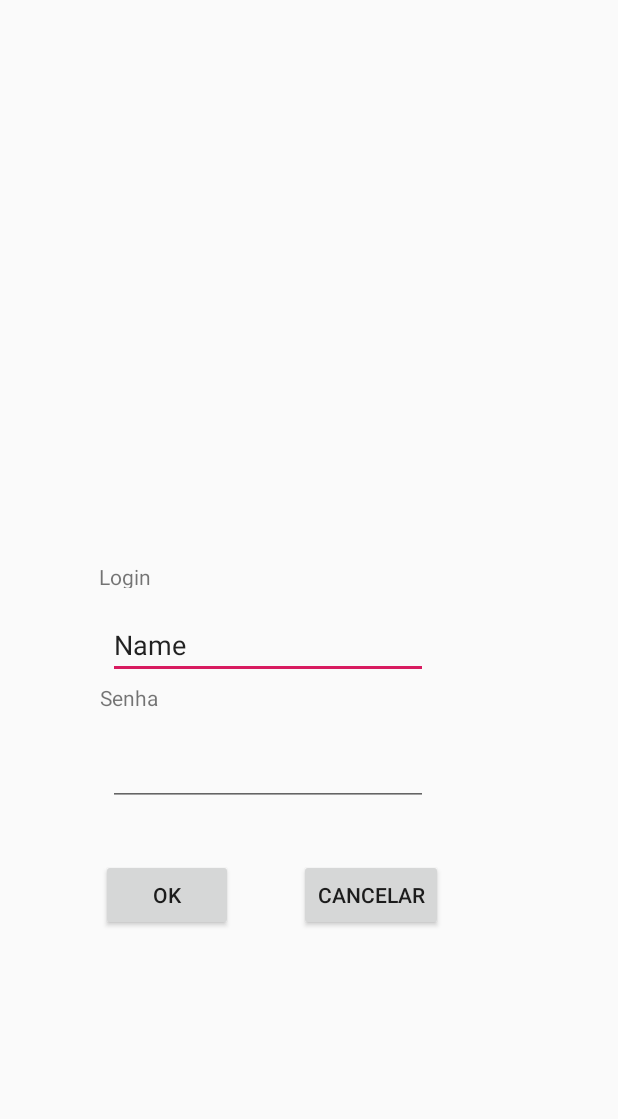
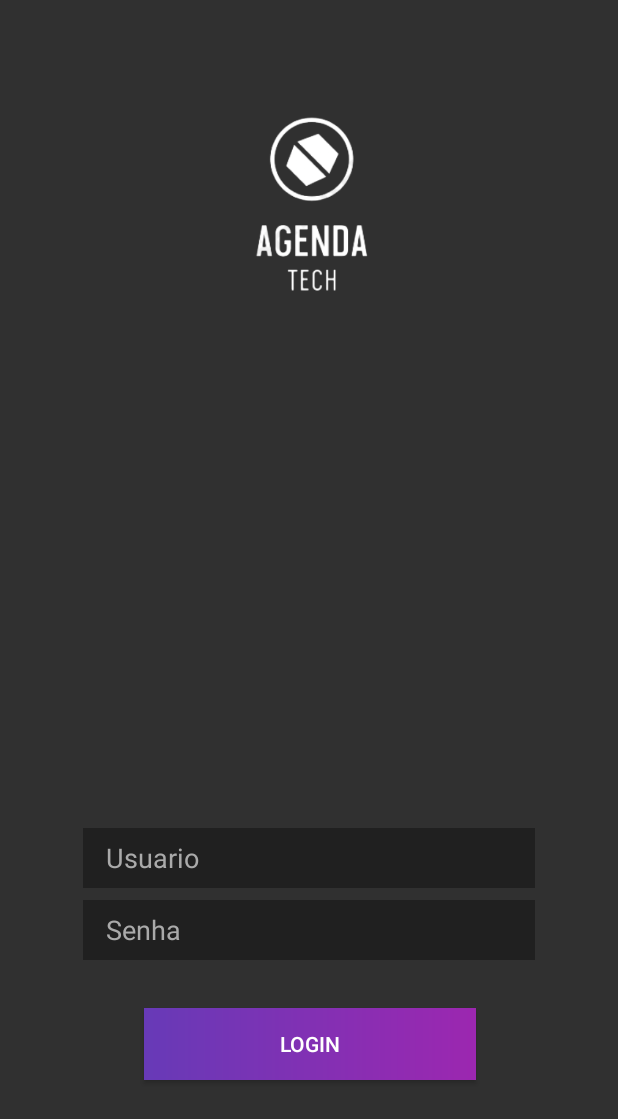
Before and after one commit to f4r0fA/ProjectDigTech, an Android app: the screen it shows after launch (TelaLogin), on a phone screen of 412 x 824 dp. Shown: the top 1119 px of the screen. Run offline under Robolectric (Android 15) with nearby library versions, the phone set to English and light mode, and no system bars.

Commit message:
Melhoramento de design

```diff
--- /dev/null
+++ b/app/src/main/res/drawable/gradient_1.xml
@@ -0,0 +1,7 @@
+<?xml version="1.0" encoding="utf-8"?>
+<shape xmlns:android="http://schemas.android.com/apk/res/android">
+    <gradient
+        android:startColor="#673AB7"
+        android:endColor="#9C27B0"
+        android:angle="0"/>
+</shape>
--- /dev/null
+++ b/app/src/main/res/drawable/ic_info_outline_24dp.xml
@@ -0,0 +1,9 @@
+<vector xmlns:android="http://schemas.android.com/apk/res/android"
+        android:width="24dp"
+        android:height="24dp"
+        android:viewportWidth="24.0"
+        android:viewportHeight="24.0">
+    <path
+        android:fillColor="#f5f5f5"
+        android:pathData="M11,17h2v-6h-2v6zM12,2C6.48,2 2,6.48 2,12s4.48,10 10,10 10,-4.48 10,-10S17.52,2 12,2zM12,20c-4.41,0 -8,-3.59 -8,-8s3.59,-8 8,-8 8,3.59 8,8 -3.59,8 -8,8zM11,9h2L13,7h-2v2z"/>
+</vector>
--- /dev/null
+++ b/app/src/main/res/drawable/ic_visibility_24dp.xml
@@ -0,0 +1,9 @@
+<vector xmlns:android="http://schemas.android.com/apk/res/android"
+        android:width="24dp"
+        android:height="24dp"
+        android:viewportWidth="24.0"
+        android:viewportHeight="24.0">
+    <path
+        android:fillColor="#FFffffff"
+        android:pathData="M12,4.5C7,4.5 2.73,7.61 1,12c1.73,4.39 6,7.5 11,7.5s9.27,-3.11 11,-7.5c-1.73,-4.39 -6,-7.5 -11,-7.5zM12,17c-2.76,0 -5,-2.24 -5,-5s2.24,-5 5,-5 5,2.24 5,5 -2.24,5 -5,5zM12,9c-1.66,0 -3,1.34 -3,3s1.34,3 3,3 3,-1.34 3,-3 -1.34,-3 -3,-3z"/>
+</vector>
--- a/app/src/main/res/layout/activity_tela_inicial.xml
+++ b/app/src/main/res/layout/activity_tela_inicial.xml
@@ -4,13 +4,13 @@
     xmlns:tools="http://schemas.android.com/tools"
     android:layout_width="match_parent"
     android:layout_height="match_parent"
-    android:background="#EEEEEE"
+    android:background="#303030"
     tools:context=".TelaInicial">
 
     <ImageView
         android:id="@+id/imageView"
         android:layout_width="296dp"
-        android:layout_height="151dp"
+        android:layout_height="213dp"
         android:layout_marginStart="8dp"
         android:layout_marginLeft="8dp"
         android:layout_marginTop="32dp"
@@ -31,6 +31,7 @@
         android:layout_marginRight="8dp"
         android:layout_marginBottom="4dp"
         android:text="Versão Prototype 0.0.0.0.01"
+        android:textColor="@android:color/background_light"
         app:layout_constraintBottom_toBottomOf="parent"
         app:layout_constraintEnd_toEndOf="parent"
         app:layout_constraintHorizontal_bias="0.578"
--- a/app/src/main/res/layout/activity_tela_login.xml
+++ b/app/src/main/res/layout/activity_tela_login.xml
@@ -4,116 +4,82 @@
     xmlns:tools="http://schemas.android.com/tools"
     android:layout_width="match_parent"
     android:layout_height="match_parent"
+    android:background="#303030"
     tools:context=".TelaLogin">
 
-    <EditText
-        android:id="@+id/editText"
-        android:layout_width="wrap_content"
-        android:layout_height="wrap_content"
+    <ImageView
+        android:id="@+id/imageView2"
+        android:layout_width="264dp"
+        android:layout_height="227dp"
         android:layout_marginStart="8dp"
         android:layout_marginLeft="8dp"
         android:layout_marginTop="8dp"
         android:layout_marginEnd="8dp"
         android:layout_marginRight="8dp"
         android:layout_marginBottom="8dp"
-        android:ems="10"
-        android:inputType="textPersonName"
-        android:text="Name"
         app:layout_constraintBottom_toBottomOf="parent"
         app:layout_constraintEnd_toEndOf="parent"
-        app:layout_constraintHorizontal_bias="0.352"
         app:layout_constraintStart_toStartOf="parent"
         app:layout_constraintTop_toTopOf="parent"
-        app:layout_constraintVertical_bias="0.524" />
+        app:layout_constraintVertical_bias="0.024"
+        app:srcCompat="@drawable/img1" />
+
+    <EditText
+        android:id="@+id/editText"
+        android:layout_width="301dp"
+        android:layout_height="40dp"
+        android:layout_marginStart="8dp"
+        android:layout_marginLeft="8dp"
+        android:layout_marginEnd="8dp"
+        android:layout_marginRight="8dp"
+        android:layout_marginBottom="184dp"
+        android:background="#55000000"
+        android:ems="10"
+        android:hint="Senha"
+        android:inputType="textPassword"
+        android:paddingLeft="15dp"
+        android:textColor="@android:color/background_light"
+        android:textColorHint="@android:color/darker_gray"
+        app:layout_constraintBottom_toBottomOf="parent"
+        app:layout_constraintEnd_toEndOf="parent"
+        app:layout_constraintHorizontal_bias="0.503"
+        app:layout_constraintStart_toStartOf="parent" />
 
     <EditText
         android:id="@+id/editText2"
-        android:layout_width="wrap_content"
+        android:layout_width="301dp"
+        android:layout_height="40dp"
+        android:layout_marginStart="8dp"
+        android:layout_marginLeft="8dp"
+        android:layout_marginEnd="8dp"
+        android:layout_marginRight="8dp"
+        android:layout_marginBottom="232dp"
+        android:background="#55000000"
+        android:ems="10"
+        android:hint="Usuario"
+        android:inputType="textPersonName"
+        android:paddingLeft="15dp"
+        android:textColor="@android:color/background_light"
+        android:textColorHint="@android:color/darker_gray"
+        app:layout_constraintBottom_toBottomOf="parent"
+        app:layout_constraintEnd_toEndOf="parent"
+        app:layout_constraintHorizontal_bias="0.503"
+        app:layout_constraintStart_toStartOf="parent" />
+
+    <Button
+        android:id="@+id/button"
+        android:layout_width="221dp"
         android:layout_height="wrap_content"
         android:layout_marginStart="8dp"
         android:layout_marginLeft="8dp"
-        android:layout_marginTop="8dp"
         android:layout_marginEnd="8dp"
         android:layout_marginRight="8dp"
-        android:layout_marginBottom="8dp"
-        android:ems="10"
-        android:inputType="textPassword"
+        android:layout_marginBottom="104dp"
+        android:background="@drawable/gradient_1"
+        android:text="LOGIN"
+        android:textColor="@android:color/background_light"
         app:layout_constraintBottom_toBottomOf="parent"
         app:layout_constraintEnd_toEndOf="parent"
-        app:layout_constraintHorizontal_bias="0.352"
-        app:layout_constraintStart_toStartOf="parent"
-        app:layout_constraintTop_toTopOf="parent"
-        app:layout_constraintVertical_bias="0.635" />
-
-    <TextView
-        android:id="@+id/textView2"
-        android:layout_width="wrap_content"
-        android:layout_height="17dp"
-        android:layout_marginStart="8dp"
-        android:layout_marginLeft="8dp"
-        android:layout_marginTop="8dp"
-        android:layout_marginEnd="8dp"
-        android:layout_marginRight="8dp"
-        android:layout_marginBottom="8dp"
-        android:text="Login"
-        app:layout_constraintBottom_toBottomOf="parent"
-        app:layout_constraintEnd_toEndOf="parent"
-        app:layout_constraintHorizontal_bias="0.161"
-        app:layout_constraintStart_toStartOf="parent"
-        app:layout_constraintTop_toTopOf="parent"
-        app:layout_constraintVertical_bias="0.464" />
-
-    <TextView
-        android:id="@+id/textView3"
-        android:layout_width="wrap_content"
-        android:layout_height="wrap_content"
-        android:layout_marginStart="8dp"
-        android:layout_marginLeft="8dp"
-        android:layout_marginTop="8dp"
-        android:layout_marginEnd="8dp"
-        android:layout_marginRight="8dp"
-        android:layout_marginBottom="8dp"
-        android:text="Senha"
-        app:layout_constraintBottom_toBottomOf="parent"
-        app:layout_constraintEnd_toEndOf="parent"
-        app:layout_constraintHorizontal_bias="0.164"
-        app:layout_constraintStart_toStartOf="parent"
-        app:layout_constraintTop_toTopOf="parent"
-        app:layout_constraintVertical_bias="0.567" />
-
-    <Button
-        android:id="@+id/button"
-        android:layout_width="wrap_content"
-        android:layout_height="wrap_content"
-        android:layout_marginStart="8dp"
-        android:layout_marginLeft="8dp"
-        android:layout_marginTop="8dp"
-        android:layout_marginEnd="8dp"
-        android:layout_marginRight="8dp"
-        android:layout_marginBottom="8dp"
-        android:text="OK"
-        app:layout_constraintBottom_toBottomOf="parent"
-        app:layout_constraintEnd_toEndOf="parent"
-        app:layout_constraintHorizontal_bias="0.192"
-        app:layout_constraintStart_toStartOf="parent"
-        app:layout_constraintTop_toTopOf="parent"
-        app:layout_constraintVertical_bias="0.743" />
-
-    <Button
-        android:id="@+id/button2"
-        android:layout_width="wrap_content"
-        android:layout_height="wrap_content"
-        android:layout_marginStart="8dp"
-        android:layout_marginLeft="8dp"
-        android:layout_marginTop="8dp"
-        android:layout_marginEnd="8dp"
-        android:layout_marginRight="8dp"
-        android:layout_marginBottom="8dp"
-        android:text="Cancelar"
-        app:layout_constraintBottom_toBottomOf="parent"
-        app:layout_constraintEnd_toEndOf="parent"
-        app:layout_constraintHorizontal_bias="0.637"
-        app:layout_constraintStart_toStartOf="parent"
-        app:layout_constraintTop_toTopOf="parent"
-        app:layout_constraintVertical_bias="0.743" />
+        app:layout_constraintHorizontal_bias="0.503"
+        app:layout_constraintStart_toStartOf="parent" />
 </android.support.constraint.ConstraintLayout>
--- /dev/null
+++ b/app/src/main/res/layout/gradient_1.xml
@@ -0,0 +1,7 @@
+<?xml version="1.0" encoding="utf-8"?>
+<shape xmlns:android="http://schemas.android.com/apk/res/android">
+    <gradient
+        android:startColor="#673AB7"
+        android:endColor="#9C27B0"
+        android:angle="0"/>
+</shape>
--- /dev/null
+++ b/app/src/main/res/layout/ic_info_outline_24dp.xml
@@ -0,0 +1,9 @@
+<vector xmlns:android="http://schemas.android.com/apk/res/android"
+        android:width="24dp"
+        android:height="24dp"
+        android:viewportWidth="24.0"
+        android:viewportHeight="24.0">
+    <path
+        android:fillColor="#f5f5f5"
+        android:pathData="M11,17h2v-6h-2v6zM12,2C6.48,2 2,6.48 2,12s4.48,10 10,10 10,-4.48 10,-10S17.52,2 12,2zM12,20c-4.41,0 -8,-3.59 -8,-8s3.59,-8 8,-8 8,3.59 8,8 -3.59,8 -8,8zM11,9h2L13,7h-2v2z"/>
+</vector>
--- /dev/null
+++ b/app/src/main/res/layout/ic_visibility_24dp.xml
@@ -0,0 +1,9 @@
+<vector xmlns:android="http://schemas.android.com/apk/res/android"
+        android:width="24dp"
+        android:height="24dp"
+        android:viewportWidth="24.0"
+        android:viewportHeight="24.0">
+    <path
+        android:fillColor="#FFffffff"
+        android:pathData="M12,4.5C7,4.5 2.73,7.61 1,12c1.73,4.39 6,7.5 11,7.5s9.27,-3.11 11,-7.5c-1.73,-4.39 -6,-7.5 -11,-7.5zM12,17c-2.76,0 -5,-2.24 -5,-5s2.24,-5 5,-5 5,2.24 5,5 -2.24,5 -5,5zM12,9c-1.66,0 -3,1.34 -3,3s1.34,3 3,3 3,-1.34 3,-3 -1.34,-3 -3,-3z"/>
+</vector>
```
Also changed, not shown: app/src/main/res/drawable/img1.png.
